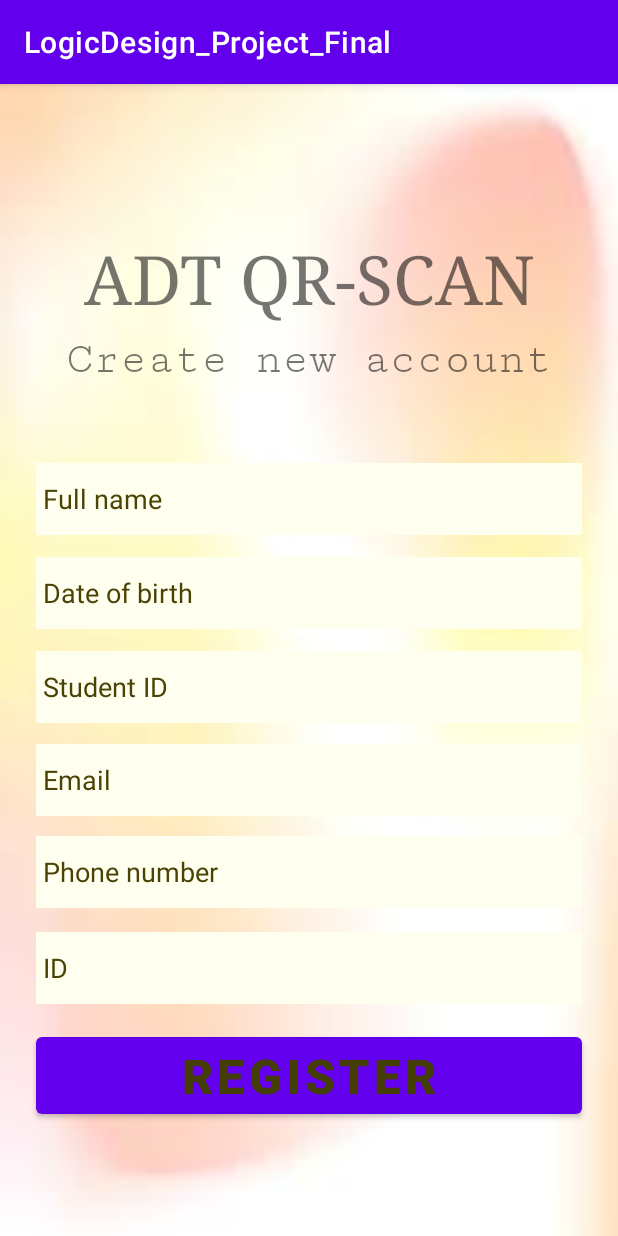
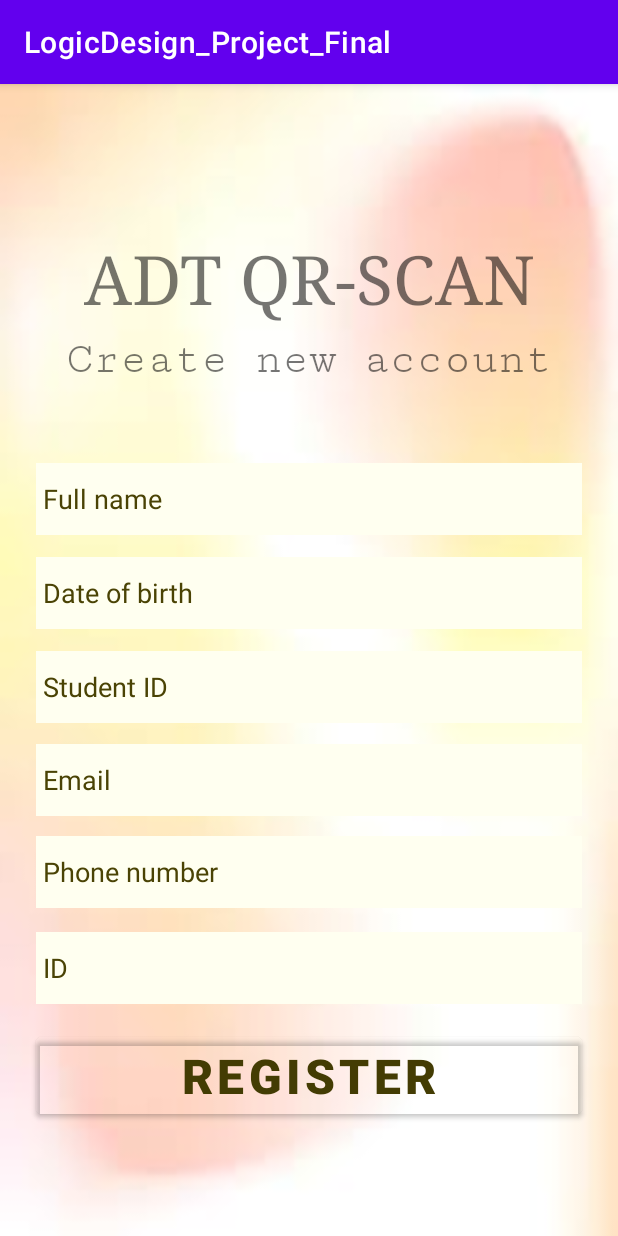
Before and after one commit to dieptranngocminh/LogicDesign_Project_Final, an Android app: the Register screen opened directly, with no data from a screen before it, on a phone screen of 412 x 824 dp. Run offline under Robolectric (Android 15) with nearby library versions, the phone set to English and light mode, and no system bars.

Commit message:
sửa màu button

```diff
--- a/app/build.gradle
+++ b/app/build.gradle
@@ -37,5 +37,4 @@ dependencies {
     testImplementation 'junit:junit:4.+'
     androidTestImplementation 'androidx.test.ext:junit:1.1.3'
     androidTestImplementation 'androidx.test.espresso:espresso-core:3.4.0'
-
 }
--- a/app/src/main/res/layout/activity_login.xml
+++ b/app/src/main/res/layout/activity_login.xml
@@ -81,6 +81,7 @@
         android:textSize="32dp"
         android:textStyle="bold"
         android:background="@null"
+        android:backgroundTint="#00F1E683"
         android:textColor="#433C03"
         app:layout_constraintEnd_toEndOf="parent"
         app:layout_constraintHorizontal_bias="1.0"
--- a/app/src/main/res/layout/activity_register.xml
+++ b/app/src/main/res/layout/activity_register.xml
@@ -158,11 +158,12 @@
         android:layout_marginEnd="24dp"
         android:layout_marginStart="24dp"
         android:layout_marginTop="16dp"
+        android:background="@null"
+        android:backgroundTint="#00F1E683"
         android:text="REGISTER"
+        android:textColor="#433C03"
         android:textSize="32dp"
         android:textStyle="bold"
-        android:background="@null"
-        android:textColor="#433C03"
         app:layout_constraintEnd_toEndOf="parent"
         app:layout_constraintHorizontal_bias="1.0"
         app:layout_constraintStart_toStartOf="parent"
```
